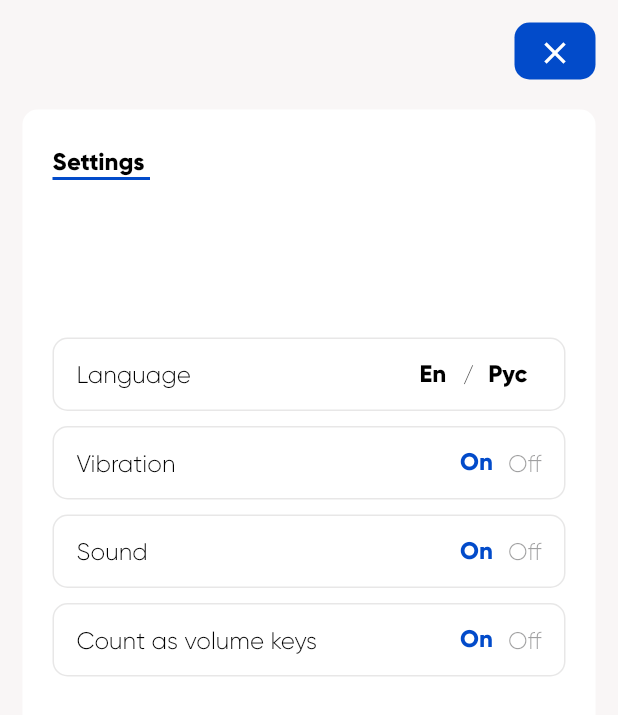
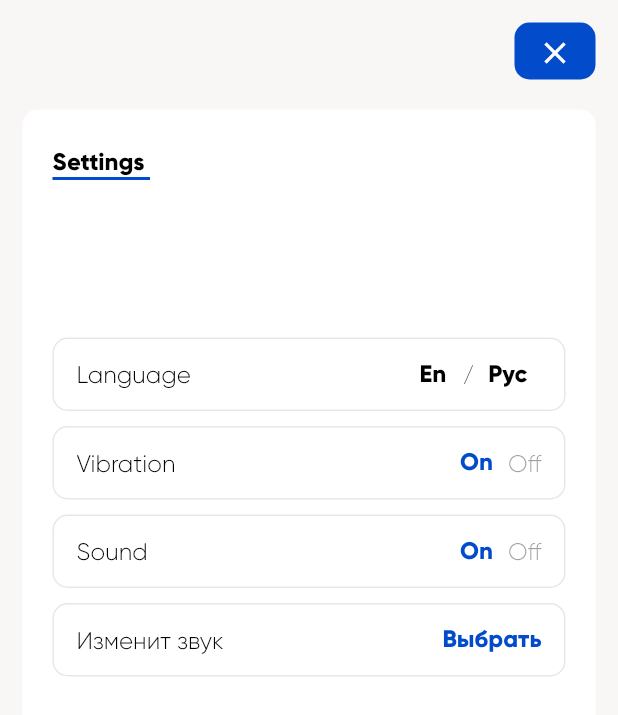
Before and after one commit to Dr-Roma/zikrApp, a Flutter app: the Settings screen opened by its route, on a phone screen of 412 x 824 dp. Shown: the top 715 px of the screen. Run offline on Flutter 3.47's test engine with Material 2 defaults, Android fonts, the phone set to English and light mode, and no system bars; our stand-ins replace audioplayers, easy_localization, go_router, hive, hive_flutter, shared_preferences; accounts and stored records are empty.

```diff
--- a/lib/main.dart
+++ b/lib/main.dart
@@ -80,7 +80,18 @@ class ProviderZikr extends ChangeNotifier {
   bool loadingProvider = true;
   late Box<Zikr> savesZikrs;
   final player = AudioPlayer();
-  AssetSource currentSound = AssetSource('sounds/sound-1.mp3');
+  final List<String> listSounds = [
+    'sound-1.mp3',
+    'sound-2.mp3',
+    'sound-3.mp3',
+    'sound-4.mp3',
+    'sound-5.mp3',
+    'sound-6.mp3'
+  ];
+  //AssetSource currentSound =AssetSource('sounds/sound-1.mp3');
+  String selectedSound = 'sound-1.mp3';
+  AssetSource currentSound = AssetSource('sound-1.mp3');
+
   bool togglePlayer = true;
 
   List<Zikr> listSaveZikrsFromHive = [];
@@ -129,6 +140,17 @@ class ProviderZikr extends ChangeNotifier {
     notifyListeners();
   }
 
+  void changeSound(int index) {
+    currentSound = AssetSource(listSounds[index]);
+    notifyListeners();
+  }
+
+  void playSound() async {
+    if (togglePlayer) {
+      await player.play(currentSound);
+    }
+  }
+
   void pushCount(int count) async {
     counter = count;
     final prefs = await SharedPreferences.getInstance();
--- a/lib/screens/home/counter.dart
+++ b/lib/screens/home/counter.dart
@@ -51,7 +51,8 @@ class _CounterState extends State<Counter> {
             child: InkWell(
               onTap: () {
                 provider.togglePlayer
-                    ? provider.player.play(provider.currentSound)
+                    ? provider
+                        .playSound() //provider.player.play(provider.currentSound)
                     : null;
                 provider.increment();
               },
--- a/lib/screens/settings.dart
+++ b/lib/screens/settings.dart
@@ -45,7 +45,8 @@ class Settings extends StatelessWidget {
               const SizedBox(
                 height: 20,
               ),
-              Container(
+              Expanded(
+                child: Container(
                   height: 700,
                   width: MediaQuery.of(context).size.width,
                   decoration: const BoxDecoration(
@@ -97,11 +98,14 @@ class Settings extends StatelessWidget {
                                 color: Colors.white,
                                 border: Border.all(
                                     width: 1,
-                                  color: const Color.fromARGB(31, 63, 60, 60))),
+                                    color:
+                                        const Color.fromARGB(31, 63, 60, 60))),
                             child: Padding(
-                            padding: const EdgeInsets.symmetric(horizontal: 15),
+                              padding:
+                                  const EdgeInsets.symmetric(horizontal: 15),
                               child: Row(
-                              mainAxisAlignment: MainAxisAlignment.spaceBetween,
+                                mainAxisAlignment:
+                                    MainAxisAlignment.spaceBetween,
                                 children: [
                                   Text(
                                     LocaleKeys.language.tr(),
@@ -115,8 +119,8 @@ class Settings extends StatelessWidget {
                                           width: 40,
                                           child: TextButton(
                                             onPressed: () {
-                                            context
-                                                .setLocale(const Locale('en'));
+                                              context.setLocale(
+                                                  const Locale('en'));
                                             },
                                             child: const Text(
                                               'En',
@@ -132,8 +136,8 @@ class Settings extends StatelessWidget {
                                           width: 45,
                                           child: TextButton(
                                             onPressed: () {
-                                            context
-                                                .setLocale(const Locale('ru'));
+                                              context.setLocale(
+                                                  const Locale('ru'));
                                             },
                                             child: const Text(
                                               'Рус',
@@ -157,13 +161,13 @@ class Settings extends StatelessWidget {
                               height: 49,
                               width: MediaQuery.of(context).size.width,
                               decoration: BoxDecoration(
-                                borderRadius:
-                                    const BorderRadius.all(Radius.circular(10)),
+                                  borderRadius: const BorderRadius.all(
+                                      Radius.circular(10)),
                                   color: Colors.white,
                                   border: Border.all(
                                       width: 1,
-                                    color:
-                                        const Color.fromARGB(31, 63, 60, 60))),
+                                      color: const Color.fromARGB(
+                                          31, 63, 60, 60))),
                               child: Padding(
                                 padding:
                                     const EdgeInsets.symmetric(horizontal: 15),
@@ -204,54 +208,9 @@ class Settings extends StatelessWidget {
                             ),
                           ),
                           const ToggleSoundWidget(),
-                        Padding(
-                          padding: const EdgeInsets.only(top: 10),
-                          child: Container(
-                            height: 49,
-                            width: MediaQuery.of(context).size.width,
-                            decoration: BoxDecoration(
-                                borderRadius:
-                                    const BorderRadius.all(Radius.circular(10)),
-                                color: Colors.white,
-                                border: Border.all(
-                                    width: 1,
-                                    color:
-                                        const Color.fromARGB(31, 63, 60, 60))),
-                            child: Padding(
-                              padding:
-                                  const EdgeInsets.symmetric(horizontal: 15),
-                              child: Row(
-                                mainAxisAlignment:
-                                    MainAxisAlignment.spaceBetween,
-                                children: [
-                                  Text(
-                                    LocaleKeys.countAsVolumeKeys.tr(),
-                                    style: const TextStyle(
-                                        fontSize: 16, color: Colors.black),
-                                  ),
-                                  Row(
-                                    children: [
-                                      Text(
-                                        LocaleKeys.on.tr(),
-                                        style: const TextStyle(
-                                            fontSize: 16,
-                                            fontWeight: FontWeight.bold,
-                                            color: Color.fromARGB(
-                                                255, 2, 75, 202)),
-                                      ),
-                                      const SizedBox(
-                                        width: 10,
-                                      ),
-                                      Text(
-                                        LocaleKeys.off.tr(),
-                                        style: const TextStyle(
-                                            fontSize: 16,
-                                            color: Color.fromARGB(
-                                                125, 62, 62, 63)),
-                                      ),
+                          const ListSoundWidget(),
                         ],
                       ),
-                                ],
                     ),
                   ),
                 ),
@@ -259,6 +218,126 @@ class Settings extends StatelessWidget {
             ],
           ),
         ),
+      ),
+    );
+  }
+}
+
+class ListSoundWidget extends StatefulWidget {
+  const ListSoundWidget({
+    Key? key,
+  }) : super(key: key);
+
+  @override
+  State<ListSoundWidget> createState() => _ListSoundWidgetState();
+}
+
+class _ListSoundWidgetState extends State<ListSoundWidget> {
+  bool spisok = true;
+  List<bool> isSelected = List.filled(10, false);
+  @override
+  Widget build(BuildContext context) {
+    final provider = context.watch<ProviderZikr>();
+    return Padding(
+      padding: const EdgeInsets.only(top: 10),
+      child: spisok
+          ? Container(
+              height: 49,
+              width: MediaQuery.of(context).size.width,
+              decoration: BoxDecoration(
+                  borderRadius: const BorderRadius.all(Radius.circular(10)),
+                  color: Colors.white,
+                  border: Border.all(
+                      width: 1, color: const Color.fromARGB(31, 63, 60, 60))),
+              child: Padding(
+                  padding: const EdgeInsets.symmetric(horizontal: 15),
+                  child: Row(
+                    mainAxisAlignment: MainAxisAlignment.spaceBetween,
+                    children: [
+                      const Text(
+                        'Изменит звук',
+                        style: TextStyle(fontSize: 16, color: Colors.black),
+                      ),
+                      Row(
+                        children: [
+                          InkWell(
+                            onTap: () {
+                              setState(() {
+                                spisok = false;
+                              });
+                            },
+                            child: const Text(
+                              'Выбрать',
+                              style: TextStyle(
+                                  fontSize: 16,
+                                  fontWeight: FontWeight.bold,
+                                  color: Color.fromARGB(255, 2, 75, 202)),
+                            ),
+                          ),
+                        ],
+                      ),
+                    ],
+                  )),
+            )
+          : Container(
+              height: 200,
+              width: MediaQuery.of(context).size.width,
+              decoration: BoxDecoration(
+                  borderRadius: const BorderRadius.all(Radius.circular(10)),
+                  color: Colors.white,
+                  border: Border.all(
+                      width: 1, color: const Color.fromARGB(31, 63, 60, 60))),
+              child: Padding(
+                padding: const EdgeInsets.symmetric(horizontal: 15),
+                child: Column(
+                  children: [
+                    Row(
+                      mainAxisAlignment: MainAxisAlignment.spaceBetween,
+                      children: [
+                        const Text(
+                          'Изменит звук',
+                          style: TextStyle(fontSize: 16, color: Colors.black),
+                        ),
+                        IconButton(
+                            onPressed: () {
+                              setState(() {
+                                spisok = true;
+                              });
+                            },
+                            icon: const Icon(
+                              Icons.close,
+                              color: Colors.blue,
+                            ))
+                      ],
+                    ),
+                    SizedBox(
+                      height: 150,
+                      child: ListView.builder(
+                        itemCount: provider.listSounds.length,
+                        itemBuilder: (BuildContext context, int index) {
+                          return SizedBox(
+                            height: 35,
+                            child: InkWell(
+                              onTap: () {
+                                setState(() {
+                                  isSelected = List.generate(
+                                      isSelected.length, (index) => false);
+                                  isSelected[index] = true;
+                                });
+                              },
+                              child: ListTile(
+                                title: Text(
+                                  provider.listSounds[index],
+                                  style: TextStyle(
+                                      color: isSelected[index]
+                                          ? const Color.fromARGB(
+                                              255, 2, 75, 202)
+                                          : Colors.black),
+                                ),
+                              ),
+                            ),
+                          );
+                        },
                       ),
                     ),
                   ],
```
Also changed, not shown: pubspec.yaml (+6 -1 lines), 12 other files. Lines whose indentation alone changed are shown as unchanged.
